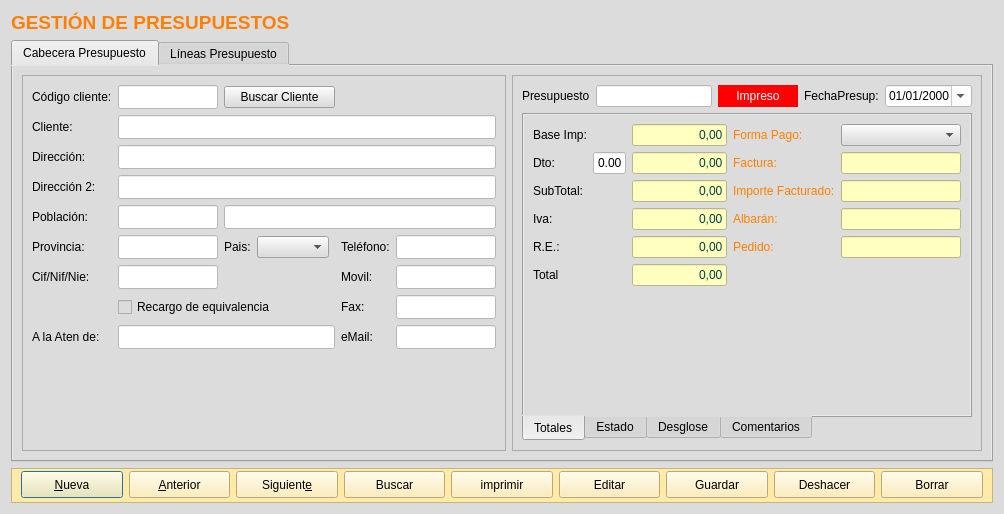
Before: the Qt Designer form frmpresupuestoscli.ui in arcnexus/RedFoX, drawn with Qt 5.
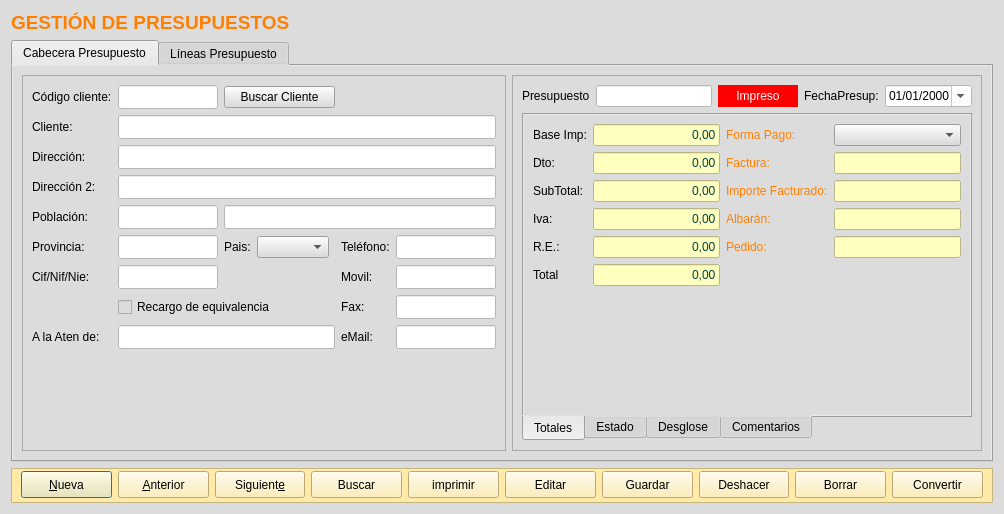
After: the same form once the commit is applied. The open tabs and pages were chosen to show the change. Icons and pictures are not drawn.

Commit message: Pedidos + warning al salir sin guardar

What changed in the file:
```diff
--- a/frmpresupuestoscli.ui
+++ b/frmpresupuestoscli.ui
@@ -270,6 +270,19 @@
         </property>
        </widget>
       </item>
+      <item>
+       <widget class="QPushButton" name="btn_convertir">
+        <property name="minimumSize">
+         <size>
+          <width>0</width>
+          <height>27</height>
+         </size>
+        </property>
+        <property name="text">
+         <string>Convertir</string>
+        </property>
+       </widget>
+      </item>
      </layout>
     </widget>
    </item>
@@ -723,7 +736,7 @@
              <enum>QTabWidget::South</enum>
             </property>
             <property name="currentIndex">
-             <number>2</number>
+             <number>0</number>
             </property>
             <widget class="QWidget" name="tab_5">
              <attribute name="title">
@@ -745,13 +758,35 @@
               </item>
               <item row="0" column="0" rowspan="2" colspan="2">
                <layout class="QGridLayout" name="gridLayout_16">
-                <item row="1" column="4">
-                 <widget class="QLabel" name="label_70">
+                <item row="3" column="1">
+                 <widget class="QLineEdit" name="txtrSubtotal">
+                  <property name="enabled">
+                   <bool>false</bool>
+                  </property>
+                  <property name="minimumSize">
+                   <size>
+                    <width>0</width>
+                    <height>0</height>
+                   </size>
+                  </property>
+                  <property name="maximumSize">
+                   <size>
+                    <width>1000</width>
+                    <height>16777215</height>
+                   </size>
+                  </property>
                   <property name="styleSheet">
-                   <string notr="true">color: rgb(255, 128, 0);</string>
+                   <string notr="true">background-color: rgb(255, 255, 192);
+color: rgb(0, 64, 64);</string>
                   </property>
                   <property name="text">
-                   <string>Forma Pago:</string>
+                   <string>0,00</string>
+                  </property>
+                  <property name="alignment">
+                   <set>Qt::AlignRight|Qt::AlignTrailing|Qt::AlignVCenter</set>
+                  </property>
+                  <property name="readOnly">
+                   <bool>true</bool>
                   </property>
                  </widget>
                 </item>
@@ -762,33 +797,34 @@
                   </property>
                  </widget>
                 </item>
-                <item row="2" column="1" colspan="2">
-                 <widget class="QLineEdit" name="txtnDto">
-                  <property name="maximumSize">
-                   <size>
-                    <width>60</width>
-                    <height>16777215</height>
-                   </size>
-                  </property>
-                  <property name="styleSheet">
-                   <string notr="true">background-color: rgb(255, 255, 255);</string>
-                  </property>
-                  <property name="text">
-                   <string>0.00</string>
-                  </property>
-                  <property name="alignment">
-                   <set>Qt::AlignRight|Qt::AlignTrailing|Qt::AlignVCenter</set>
-                  </property>
-                 </widget>
-                </item>
                 <item row="2" column="3">
+                 <widget class="QLineEdit" name="txtcFactura">
+                  <property name="enabled">
+                   <bool>false</bool>
+                  </property>
+                  <property name="styleSheet">
+                   <string notr="true">background-color: rgb(255, 255, 192);</string>
+                  </property>
+                 </widget>
+                </item>
+                <item row="3" column="2">
+                 <widget class="QLabel" name="label_71">
+                  <property name="styleSheet">
+                   <string notr="true">color: rgb(255, 128, 0);</string>
+                  </property>
+                  <property name="text">
+                   <string>Importe Facturado:</string>
+                  </property>
+                 </widget>
+                </item>
+                <item row="2" column="1">
                  <widget class="QLineEdit" name="txtrDescuento">
                   <property name="enabled">
                    <bool>false</bool>
                   </property>
                   <property name="maximumSize">
                    <size>
-                    <width>120</width>
+                    <width>1000</width>
                     <height>16777215</height>
                    </size>
                   </property>
@@ -804,6 +840,53 @@
                   </property>
                  </widget>
                 </item>
+                <item row="2" column="2">
+                 <widget class="QLabel" name="lblNumFactura_2">
+                  <property name="styleSheet">
+                   <string notr="true">color: rgb(255, 128, 0);</string>
+                  </property>
+                  <property name="text">
+                   <string>Factura:</string>
+                  </property>
+                 </widget>
+                </item>
+                <item row="1" column="3">
+                 <widget class="QComboBox" name="cboFormaPago">
+                  <property name="minimumSize">
+                   <size>
+                    <width>120</width>
+                    <height>0</height>
+                   </size>
+                  </property>
+                 </widget>
+                </item>
+                <item row="4" column="2">
+                 <widget class="QLabel" name="label_41">
+                  <property name="styleSheet">
+                   <string notr="true">color: rgb(255, 128, 0);</string>
+                  </property>
+                  <property name="text">
+                   <string>Albarán:</string>
+                  </property>
+                 </widget>
+                </item>
+                <item row="5" column="1">
+                 <widget class="QLineEdit" name="txtrTotalRecargoEq">
+                  <property name="enabled">
+                   <bool>false</bool>
+                  </property>
+                  <property name="styleSheet">
+                   <string notr="true">background-color: rgb(255, 255, 192);
+color: rgb(0, 64, 64);</string>
+                  </property>
+                  <property name="text">
+                   <string>0,00</string>
+                  </property>
+                  <property name="alignment">
+                   <set>Qt::AlignRight|Qt::AlignTrailing|Qt::AlignVCenter</set>
+                  </property>
+                 </widget>
+                </item>
                 <item row="2" column="0">
                  <widget class="QLabel" name="label_23">
                   <property name="text">
@@ -811,36 +894,6 @@
                   </property>
                  </widget>
                 </item>
-                <item row="4" column="3">
-                 <widget class="QLineEdit" name="txtrImporteIva">
-                  <property name="enabled">
-                   <bool>false</bool>
-                  </property>
-                  <property name="maximumSize">
-                   <size>
-                    <width>120</width>
-                    <height>16777215</height>
-                   </size>
-                  </property>
-                  <property name="styleSheet">
-                   <string notr="true">background-color: rgb(255, 255, 192);
-color: rgb(0, 64, 64);</string>
-                  </property>
-                  <property name="text">
-                   <string>0,00</string>
-                  </property>
-                  <property name="alignment">
-                   <set>Qt::AlignRight|Qt::AlignTrailing|Qt::AlignVCenter</set>
-                  </property>
-                 </widget>
-                </item>
-                <item row="6" column="0">
-                 <widget class="QLabel" name="label_36">
-                  <property name="text">
-                   <string>Total</string>
-                  </property>
-                 </widget>
-                </item>
                 <item row="5" column="0">
                  <widget class="QLabel" name="label_39">
                   <property name="text">
@@ -848,31 +901,21 @@
                   </property>
                  </widget>
                 </item>
-                <item row="5" column="3">
-                 <widget class="QLineEdit" name="txtrTotalRecargoEq">
-                  <property name="enabled">
-                   <bool>false</bool>
-                  </property>
-                  <property name="styleSheet">
-                   <string notr="true">background-color: rgb(255, 255, 192);
-color: rgb(0, 64, 64);</string>
-                  </property>
+                <item row="6" column="0">
+                 <widget class="QLabel" name="label_36">
                   <property name="text">
-                   <string>0,00</string>
-                  </property>
-                  <property name="alignment">
-                   <set>Qt::AlignRight|Qt::AlignTrailing|Qt::AlignVCenter</set>
+                   <string>Total</string>
                   </property>
                  </widget>
                 </item>
-                <item row="6" column="3">
-                 <widget class="QLineEdit" name="txtrTotal">
+                <item row="4" column="1">
+                 <widget class="QLineEdit" name="txtrImporteIva">
                   <property name="enabled">
                    <bool>false</bool>
                   </property>
                   <property name="maximumSize">
                    <size>
-                    <width>120</width>
+                    <width>1000</width>
                     <height>16777215</height>
                    </size>
                   </property>
@@ -888,93 +931,13 @@
                   </property>
                  </widget>
                 </item>
-                <item row="1" column="5">
-                 <widget class="QComboBox" name="cboFormaPago">
-                  <property name="minimumSize">
-                   <size>
-                    <width>120</width>
-                    <height>0</height>
-                   </size>
-                  </property>
-                 </widget>
-                </item>
-                <item row="2" column="4">
-                 <widget class="QLabel" name="lblNumFactura_2">
+                <item row="1" column="2">
+                 <widget class="QLabel" name="label_70">
                   <property name="styleSheet">
                    <string notr="true">color: rgb(255, 128, 0);</string>
                   </property>
                   <property name="text">
-                   <string>Factura:</string>
-                  </property>
-                 </widget>
-                </item>
-                <item row="2" column="5">
-                 <widget class="QLineEdit" name="txtcFactura">
-                  <property name="enabled">
-                   <bool>false</bool>
-                  </property>
-                  <property name="styleSheet">
-                   <string notr="true">background-color: rgb(255, 255, 192);</string>
-                  </property>
-                 </widget>
-                </item>
-                <item row="3" column="4">
-                 <widget class="QLabel" name="label_71">
-                  <property name="styleSheet">
-                   <string notr="true">color: rgb(255, 128, 0);</string>
-                  </property>
-                  <property name="text">
-                   <string>Importe Facturado:</string>
-                  </property>
-                 </widget>
-                </item>
-                <item row="3" column="5">
-                 <widget class="QLineEdit" name="txtrImporteFactura">
-                  <property name="enabled">
-                   <bool>false</bool>
-                  </property>
-                  <property name="styleSheet">
-                   <string notr="true">background-color: rgb(255, 255, 192);</string>
-                  </property>
-                 </widget>
-                </item>
-                <item row="4" column="4">
-                 <widget class="QLabel" name="label_41">
-                  <property name="styleSheet">
-                   <string notr="true">color: rgb(255, 128, 0);</string>
-                  </property>
-                  <property name="text">
-                   <string>Albarán:</string>
-                  </property>
-                 </widget>
-                </item>
-                <item row="4" column="5">
-                 <widget class="QLineEdit" name="txtnAlbaran">
-                  <property name="enabled">
-                   <bool>false</bool>
-                  </property>
-                  <property name="styleSheet">
-                   <string notr="true">background-color: rgb(255, 255, 192);</string>
-                  </property>
-                 </widget>
-                </item>
-                <item row="5" column="4">
-                 <widget class="QLabel" name="label_69">
-                  <property name="styleSheet">
-                   <string notr="true">color: rgb(255, 128, 0);</string>
-                  </property>
-                  <property name="text">
-                   <string>Pedido:</string>
-                  </property>
-                 </widget>
-                </item>
-                <item row="5" column="5">
-                 <widget class="QLineEdit" name="txtnPedido">
-                  <property name="enabled">
-                   <bool>false</bool>
-                  </property>
-                  <property name="styleSheet">
-                   <string notr="true">background-color: rgb(255, 255, 192);</string>
+                   <string>Forma Pago:</string>
                   </property>
                  </widget>
                 </item>
@@ -985,46 +948,70 @@
                   </property>
                  </widget>
                 </item>
+                <item row="6" column="1">
+                 <widget class="QLineEdit" name="txtrTotal">
+                  <property name="enabled">
+                   <bool>false</bool>
+                  </property>
+                  <property name="maximumSize">
+                   <size>
+                    <width>1000</width>
+                    <height>16777215</height>
+                   </size>
+                  </property>
+                  <property name="styleSheet">
+                   <string notr="true">background-color: rgb(255, 255, 192);
+color: rgb(0, 64, 64);</string>
+                  </property>
+                  <property name="text">
+                   <string>0,00</string>
+                  </property>
+                  <property name="alignment">
+                   <set>Qt::AlignRight|Qt::AlignTrailing|Qt::AlignVCenter</set>
+                  </property>
+                 </widget>
+                </item>
+                <item row="5" column="2">
+                 <widget class="QLabel" name="label_69">
+                  <property name="styleSheet">
+                   <string notr="true">color: rgb(255, 128, 0);</string>
+                  </property>
+                  <property name="text">
+                   <string>Pedido:</string>
+                  </property>
+                 </widget>
+                </item>
+                <item row="4" column="3">
+                 <widget class="QLineEdit" name="txtnAlbaran">
+                  <property name="enabled">
+                   <bool>false</bool>
+                  </property>
+                  <property name="styleSheet">
+                   <string notr="true">background-color: rgb(255, 255, 192);</string>
+                  </property>
+                 </widget>
+                </item>
                 <item row="3" column="3">
-                 <widget class="QLineEdit" name="txtrSubtotal">
+                 <widget class="QLineEdit" name="txtrImporteFactura">
                   <property name="enabled">
                    <bool>false</bool>
                   </property>
-                  <property name="minimumSize">
-                   <size>
-                    <width>0</width>
-                    <height>0</height>
-                   </size>
-                  </property>
-                  <property name="maximumSize">
-                   <size>
-                    <width>120</width>
-                    <height>16777215</height>
-                   </size>
-                  </property>
                   <property name="styleSheet">
-                   <string notr="true">background-color: rgb(255, 255, 192);
-color: rgb(0, 64, 64);</string>
+                   <string notr="true">background-color: rgb(255, 255, 192);</string>
                   </property>
-                  <property name="text">
-                   <string>0,00</string>
-                  </property>
-                  <property name="alignment">
-                   <set>Qt::AlignRight|Qt::AlignTrailing|Qt::AlignVCenter</set>
-                  </property>
-                  <property name="readOnly">
-                   <bool>true</bool>
-                  </property>
                  </widget>
                 </item>
-                <item row="1" column="0">
-                 <widget class="QLabel" name="label_38">
-                  <property name="text">
-                   <string>Base Imp:</string>
+                <item row="5" column="3">
+                 <widget class="QLineEdit" name="txtnPedido">
+                  <property name="enabled">
+                   <bool>false</bool>
                   </property>
+                  <property name="styleSheet">
+                   <string notr="true">background-color: rgb(255, 255, 192);</string>
+                  </property>
                  </widget>
                 </item>
-                <item row="1" column="3">
+                <item row="1" column="1">
                  <widget class="QLineEdit" name="txtrBase">
                   <property name="enabled">
                    <bool>false</bool>
@@ -1037,7 +1024,7 @@
                   </property>
                   <property name="maximumSize">
                    <size>
-                    <width>120</width>
+                    <width>1000</width>
                     <height>16777215</height>
                    </size>
                   </property>
@@ -1053,6 +1040,13 @@
                   </property>
                  </widget>
                 </item>
+                <item row="1" column="0">
+                 <widget class="QLabel" name="label_38">
+                  <property name="text">
+                   <string>Base Imp:</string>
+                  </property>
+                 </widget>
+                </item>
                </layout>
               </item>
              </layout>
```
Left out of the diff: 1 changed line with no effect on the pictures. The commit also changes 10 other files.
